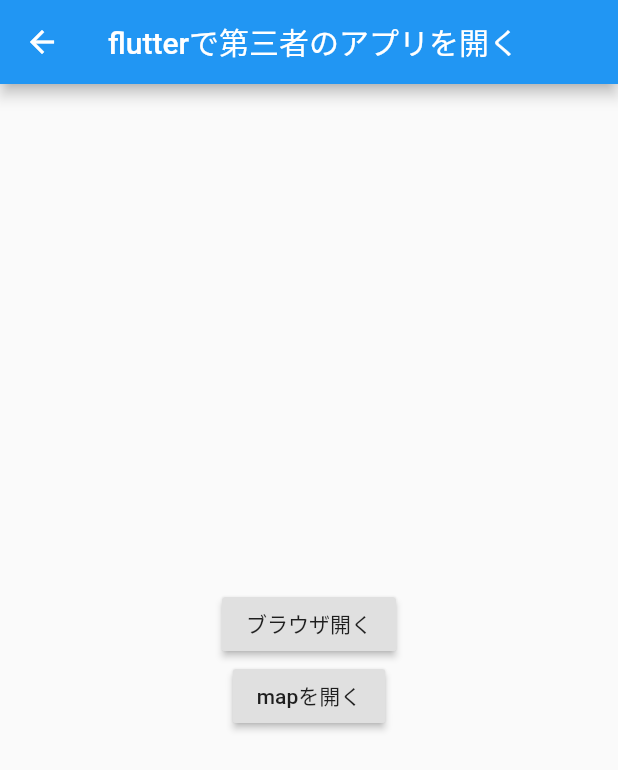
After one commit to huanshenyi/flutte_len, a Flutter app: the LaunchPage screen opened by its route, after a tap on "mapを開く", on a phone screen of 412 x 824 dp. The commit adds this screen. Shown: the top 770 px of the screen. Run offline on Flutter 3.47's test engine with Material 2 defaults, Android fonts, the phone set to English and light mode, and no system bars; missing offline and left inert: flutter_color_plugin.

Commit message:
flutterからブラウザや他のappを開くplugin

```diff
--- /dev/null
+++ b/lib/launch_page.dart
@@ -0,0 +1,63 @@
+import 'package:flutter/material.dart';
+import 'package:flutter_color_plugin/flutter_color_plugin.dart';
+import 'package:url_launcher/url_launcher.dart';
+
+class LaunchPage extends StatefulWidget {
+  @override
+  _LaunchPageState createState() => _LaunchPageState();
+}
+
+class _LaunchPageState extends State<LaunchPage> {
+  @override
+  Widget build(BuildContext context) {
+    return Scaffold(
+      appBar: AppBar(
+          title: Text("flutterで第三者のアプリを開く"),
+          leading: GestureDetector( //左側のwidget
+            onTap: (){
+              Navigator.pop(context); //現在のページから脱出
+            },
+            child: Icon(Icons.arrow_back),
+          )
+      ),
+      body: Center(
+        child: Column(
+          mainAxisAlignment: MainAxisAlignment.center,
+          children: <Widget>[
+           RaisedButton(onPressed:()=> _launchURL(),
+           child: Text('ブラウザ開く'),
+           ),
+           RaisedButton(onPressed: () => _openMap(),
+           child: Text("mapを開く"),
+           )
+          ],
+        ),
+      ), // This trailing comma makes auto-formatting nicer for build methods.
+    );
+  }
+  // ブラウザ開く
+  _launchURL() async {
+    const url = 'https://flutter.dev';
+    if (await canLaunch(url)) {
+      await launch(url);
+    } else {
+      throw 'Could not launch $url';
+    }
+  }
+  //mapを開く
+ _openMap() async {
+   // Android
+   const url = "geo:52.32,4.917"; //APP提供者からもらう schema
+   if (await canLaunch(url)) {
+     await launch(url);
+   } else {
+     //IOS
+     const url = "http://maps.apple.com/?ll=52.32,4.917";
+     if (await canLaunch(url)) {
+       await launch(url);
+     } else {
+       throw "Could not launch $url";
+     }
+   }
+  }
+ }
--- a/lib/main.dart
+++ b/lib/main.dart
@@ -1,6 +1,7 @@
 import 'package:flutter/material.dart';
 import 'package:flutter_len/flutter_layout_page.dart';
 import 'package:flutter_len/gesture_page.dart';
+import 'package:flutter_len/launch_page.dart';
 import 'package:flutter_len/less_group_page.dart';
 import 'package:flutter_len/plugin_use.dart';
 import 'package:flutter_len/res_page.dart';
@@ -30,6 +31,7 @@ class MyApp extends StatelessWidget {
         "layout":(BuildContext context) => FlutterLayoutPage(),
         "gesture":(BuildContext context) => GesturePage(),
         "res":(BuildContext context) => ResPage(),
+        "launch":(BuildContext context) => LaunchPage(),
       }
     );
   }
@@ -60,7 +62,8 @@ class _RouteNavigator extends State<RouteNavigator> {
           _item("StateFullGroupWidget", StateFullGroup(), "ful"),
           _item("flutterlayout", FlutterLayoutPage(), "layout"),
           _item("ボタンクリックページ", GesturePage(), "gesture"),
-          _item("リソースの使用", ResPage(), "res")
+          _item("リソースの使用", ResPage(), "res"),
+          _item("flutterで他のアプリを開く", LaunchPage(), "launch")
         ],
       ),
     );
--- a/pubspec.yaml
+++ b/pubspec.yaml
@@ -24,6 +24,7 @@ dependencies:
   # Use with the CupertinoIcons class for iOS style icons.
   cupertino_icons: ^0.1.2
   flutter_color_plugin: ^0.0.2
+  url_launcher: ^5.0.2
 
 dev_dependencies:
   flutter_test:
```
Also changed, not shown: pubspec.lock, 1 other file.
